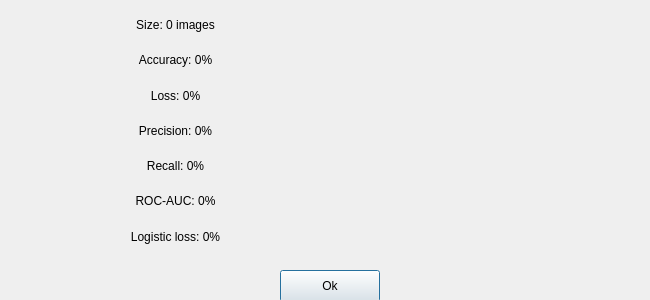
Old version of the form src/gui/view/testdatainfodialog.ui in the repository LudwigAndreas/SimpleMLP.
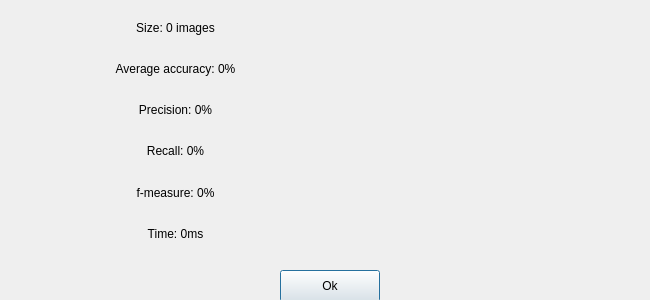
New version of the form. Icons and pictures are not drawn.

Commit message: added calculation for testing dataset: accuracy, presicion, recall, f-measure. added Confusion Matrix calculation, added ModelTestWorker and signals for it, changed BrushSize in paintView, added slots for testing model page

The edit to the form file:
```diff
--- a/src/gui/view/testdatainfodialog.ui
+++ b/src/gui/view/testdatainfodialog.ui
@@ -51,20 +51,10 @@
     </rect>
    </property>
    <layout class="QGridLayout" name="gridLayout">
-    <item row="2" column="0">
-     <widget class="QLabel" name="label_3">
-      <property name="text">
-       <string>Loss: 0%</string>
-      </property>
-      <property name="alignment">
-       <set>Qt::AlignCenter</set>
-      </property>
-     </widget>
-    </item>
     <item row="1" column="0">
      <widget class="QLabel" name="label">
       <property name="text">
-       <string>Accuracy: 0%</string>
+       <string>Average accuracy: 0%</string>
       </property>
       <property name="alignment">
        <set>Qt::AlignCenter</set>
@@ -74,7 +64,7 @@
     <item row="5" column="0">
      <widget class="QLabel" name="label_7">
       <property name="text">
-       <string>ROC-AUC: 0%</string>
+       <string>Time: 0ms</string>
       </property>
       <property name="alignment">
        <set>Qt::AlignCenter</set>
@@ -84,7 +74,7 @@
     <item row="4" column="0">
      <widget class="QLabel" name="label_6">
       <property name="text">
-       <string>Recall: 0%</string>
+       <string>f-measure: 0%</string>
       </property>
       <property name="alignment">
        <set>Qt::AlignCenter</set>
@@ -94,7 +84,7 @@
     <item row="3" column="0">
      <widget class="QLabel" name="label_4">
       <property name="text">
-       <string>Precision: 0%</string>
+       <string>Recall: 0%</string>
       </property>
       <property name="alignment">
        <set>Qt::AlignCenter</set>
@@ -111,10 +101,10 @@
       </property>
      </widget>
     </item>
-    <item row="6" column="0">
-     <widget class="QLabel" name="label_8">
+    <item row="2" column="0">
+     <widget class="QLabel" name="precision_label">
       <property name="text">
-       <string>Logistic loss: 0%</string>
+       <string>Precision: 0%</string>
       </property>
       <property name="alignment">
        <set>Qt::AlignCenter</set>
```
Left out of the diff: 10 changed lines with no effect on the pictures. The commit also changes 18 other files.
